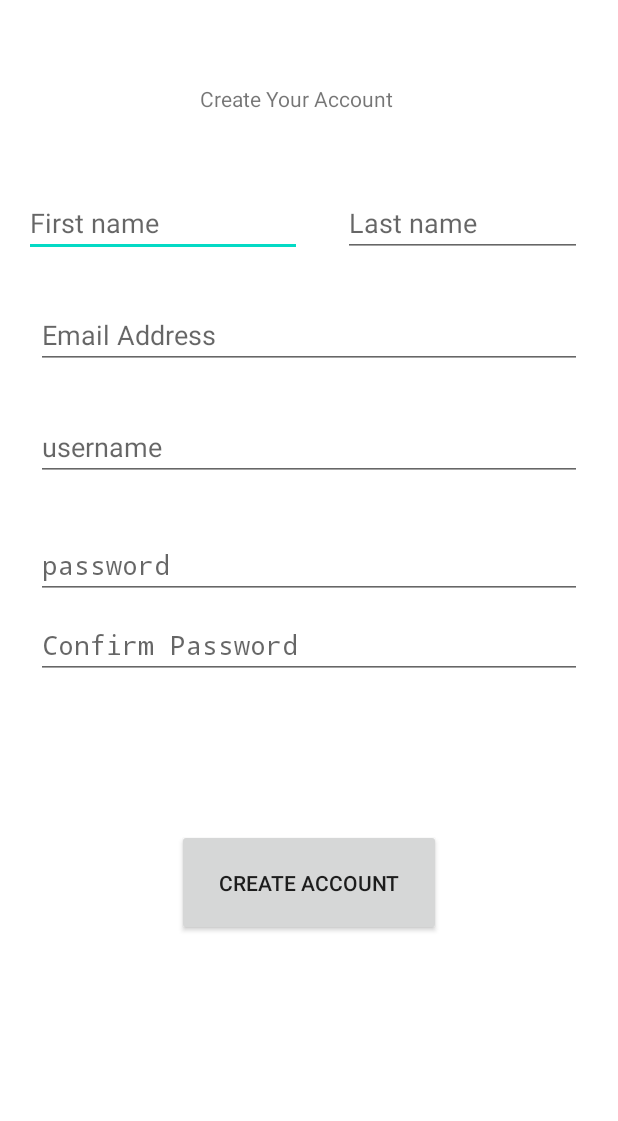
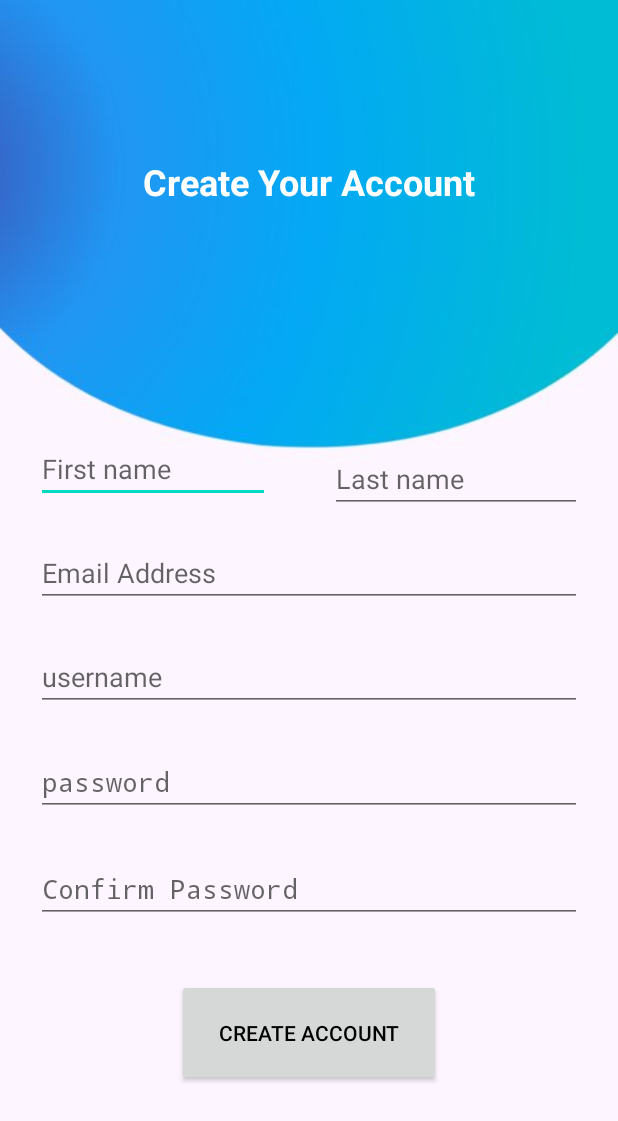
Before and after one commit to jacobspettigrew/AlzRemindersCaretaker, an Android app: the Sign_up screen opened directly, with no data from a screen before it, on a phone screen of 412 x 824 dp. Shown: the top 1121 px of the screen. Run offline under Robolectric (Android 15) with nearby library versions, the phone set to English and light mode, and no system bars; libraries missing offline, so code that uses them is left out: com.parse.

Commit message:
added kiren's ui

```diff
--- a/app/src/main/java/com/Alzreminder_caregiver/MainTask.java
+++ b/app/src/main/java/com/Alzreminder_caregiver/MainTask.java
@@ -13,6 +13,10 @@ import android.widget.ListView;
 import android.widget.Toast;
 
 import androidx.appcompat.app.AppCompatActivity;
+import androidx.lifecycle.Observer;
+import androidx.lifecycle.ViewModelProvider;
+import androidx.lifecycle.ViewModelProviders;
+
 
 import com.parse.FindCallback;
 import com.parse.GetCallback;
@@ -45,6 +49,8 @@ public class MainTask extends AppCompatActivity {
 
         listView = findViewById(R.id.listView);
         addButton = findViewById(R.id.button);
+
+
 
         items = new ArrayList<>();
         itemsAdapter = new ArrayAdapter<>(this, android.R.layout.simple_list_item_1, items);
--- a/app/src/main/java/com/Alzreminder_caregiver/Sign_up.java
+++ b/app/src/main/java/com/Alzreminder_caregiver/Sign_up.java
@@ -42,8 +42,8 @@ public class Sign_up extends  Activity{
                 }
             }
         });
+    }
 
-    }
 
     //need more testing and functinoalities here
     public void onClickedSignedUp(View view){
--- a/app/src/main/res/layout/sign_up.xml
+++ b/app/src/main/res/layout/sign_up.xml
@@ -5,12 +5,16 @@
     xmlns:tools="http://schemas.android.com/tools"
     android:layout_width="match_parent"
     android:layout_height="match_parent"
+    android:background="@drawable/bg1"
     tools:context=".Sign_up">
+
     <EditText
         android:id="@+id/first_name"
-        android:layout_width="185dp"
-        android:layout_height="43dp"
-        android:layout_marginTop="128dp"
+        android:layout_width="0dp"
+        android:layout_height="wrap_content"
+        android:layout_marginStart="24dp"
+        android:layout_marginTop="280dp"
+        android:layout_marginEnd="20dp"
         android:hint="First name"
         android:inputType="text"
         android:selectAllOnFocus="true"
@@ -18,38 +22,36 @@
         app:layout_constraintEnd_toStartOf="@+id/last_name"
         app:layout_constraintHorizontal_bias="0.363"
         app:layout_constraintStart_toStartOf="parent"
-        app:layout_constraintTop_toTopOf="parent"
-        app:layout_constraintVertical_bias="0.0" />
+        app:layout_constraintTop_toTopOf="parent" />
 
-    <EditText
-        android:id="@+id/last_name"
-        android:layout_width="159dp"
-        android:layout_height="43dp"
-        android:layout_marginStart="24dp"
-        android:layout_marginTop="128dp"
-        android:layout_marginEnd="24dp"
-        android:hint="Last name"
-        android:inputType="text"
-        android:selectAllOnFocus="true"
-        app:layout_constraintBottom_toTopOf="@+id/email_address"
+    <TextView
+        android:id="@+id/create_account_text"
+        android:layout_width="wrap_content"
+        android:layout_height="wrap_content"
+        android:layout_marginTop="110dp"
+        android:layout_marginBottom="158dp"
+        android:text="Create Your Account"
+        android:textColor="@color/white"
+        android:textSize="24dp"
+        android:textStyle="bold"
+        app:layout_constraintBottom_toTopOf="@+id/first_name"
         app:layout_constraintEnd_toEndOf="parent"
-        app:layout_constraintHorizontal_bias="1.0"
         app:layout_constraintStart_toStartOf="parent"
-        app:layout_constraintTop_toTopOf="parent"
-        app:layout_constraintVertical_bias="0.0" />
+        app:layout_constraintTop_toTopOf="parent" />
 
     <EditText
         android:id="@+id/email_address"
         android:layout_width="0dp"
         android:layout_height="wrap_content"
         android:layout_marginStart="24dp"
-        android:layout_marginTop="29dp"
+        android:layout_marginTop="14dp"
         android:layout_marginEnd="24dp"
         android:hint="Email Address"
         android:inputType="textEmailAddress"
         android:selectAllOnFocus="true"
+        app:layout_constraintBottom_toTopOf="@+id/username"
         app:layout_constraintEnd_toEndOf="parent"
-        app:layout_constraintHorizontal_bias="1.0"
+        app:layout_constraintHorizontal_bias="0.0"
         app:layout_constraintStart_toStartOf="parent"
         app:layout_constraintTop_toBottomOf="@+id/first_name" />
 
@@ -58,75 +60,90 @@
         android:layout_width="0dp"
         android:layout_height="wrap_content"
         android:layout_marginStart="24dp"
-        android:layout_marginTop="29dp"
+        android:layout_marginTop="14dp"
         android:layout_marginEnd="24dp"
-        android:layout_marginBottom="34dp"
+
         android:hint="username"
         android:inputType="textEmailAddress"
         android:selectAllOnFocus="true"
         app:layout_constraintBottom_toTopOf="@+id/password"
         app:layout_constraintEnd_toEndOf="parent"
-        app:layout_constraintHorizontal_bias="1.0"
+        app:layout_constraintHorizontal_bias="0.0"
         app:layout_constraintStart_toStartOf="parent"
-        app:layout_constraintTop_toBottomOf="@+id/email_address" />
+        app:layout_constraintTop_toBottomOf="@+id/email_address"
+        app:layout_constraintVertical_bias="0.0" />
 
     <EditText
         android:id="@+id/password"
         android:layout_width="0dp"
         android:layout_height="wrap_content"
         android:layout_marginStart="24dp"
-        android:layout_marginTop="108dp"
+        android:layout_marginTop="14dp"
         android:layout_marginEnd="24dp"
+
         android:hint="password"
-
         android:imeOptions="actionDone"
         android:inputType="textPassword"
         android:selectAllOnFocus="true"
+        app:layout_constraintBottom_toTopOf="@+id/password_confirm"
         app:layout_constraintEnd_toEndOf="parent"
-        app:layout_constraintHorizontal_bias="1.0"
+        app:layout_constraintHorizontal_bias="0.0"
         app:layout_constraintStart_toStartOf="parent"
-        app:layout_constraintTop_toBottomOf="@+id/email_address" />
+        app:layout_constraintTop_toBottomOf="@+id/username" />
+
+    <Button
+        android:id="@+id/create_account_btn"
+        android:layout_width="176dp"
+        android:layout_height="71dp"
+        android:layout_marginStart="133dp"
+        android:layout_marginTop="3dp"
+        android:layout_marginEnd="133dp"
+
+        android:layout_marginBottom="90dp"
+        android:onClick="onClickedSignedUp"
+        android:text="CREATE ACCOUNT"
+        android:textColor="@color/black"
+        app:layout_constraintBottom_toBottomOf="parent"
+        app:layout_constraintEnd_toEndOf="parent"
+        app:layout_constraintHorizontal_bias="0.516"
+        app:layout_constraintStart_toStartOf="parent"
+        app:layout_constraintTop_toBottomOf="@+id/password_confirm" />
 
     <EditText
         android:id="@+id/password_confirm"
         android:layout_width="0dp"
         android:layout_height="wrap_content"
         android:layout_marginStart="24dp"
-        android:layout_marginTop="8dp"
+        android:layout_marginTop="16dp"
         android:layout_marginEnd="24dp"
+        android:layout_marginBottom="24dp"
+
         android:hint="Confirm Password"
-
         android:imeOptions="actionDone"
         android:inputType="textPassword"
         android:selectAllOnFocus="true"
+        app:layout_constraintBottom_toTopOf="@+id/create_account_btn"
         app:layout_constraintEnd_toEndOf="parent"
-        app:layout_constraintHorizontal_bias="1.0"
+        app:layout_constraintHorizontal_bias="0.0"
         app:layout_constraintStart_toStartOf="parent"
         app:layout_constraintTop_toBottomOf="@+id/password" />
 
-    <TextView
-        android:id="@+id/create_account_text"
-        android:layout_width="145dp"
-        android:layout_height="26dp"
-        android:layout_marginTop="56dp"
-        android:text="Create Your Account"
+    <EditText
+        android:id="@+id/last_name"
+        android:layout_width="168dp"
+        android:layout_height="wrap_content"
+
+        android:layout_marginStart="20dp"
+        android:layout_marginTop="280dp"
+        android:layout_marginEnd="24dp"
+        android:layout_marginBottom="14dp"
+        android:hint="Last name"
+        android:inputType="text"
+        android:selectAllOnFocus="true"
+        app:layout_constraintBottom_toTopOf="@+id/email_address"
         app:layout_constraintEnd_toEndOf="parent"
-        app:layout_constraintStart_toStartOf="parent"
-        app:layout_constraintTop_toTopOf="parent" />
-
-    <Button
-        android:id="@+id/create_account_btn"
-        android:layout_width="176dp"
-        android:layout_height="71dp"
-        android:layout_marginStart="133dp"
-        android:layout_marginTop="55dp"
-        android:layout_marginEnd="133dp"
-        android:layout_marginBottom="155dp"
-        android:onClick="onClickedSignedUp"
-        android:text="CREATE ACCOUNT"
-        app:layout_constraintBottom_toBottomOf="parent"
-        app:layout_constraintEnd_toEndOf="parent"
-        app:layout_constraintStart_toStartOf="parent"
-        app:layout_constraintTop_toBottomOf="@+id/password_confirm" />
+        app:layout_constraintStart_toEndOf="@+id/first_name"
+        app:layout_constraintTop_toTopOf="parent"
+        app:layout_constraintVertical_bias="0.812" />
 
 </androidx.constraintlayout.widget.ConstraintLayout>
--- a/app/src/main/res/layout/tasks_jacob.xml
+++ b/app/src/main/res/layout/tasks_jacob.xml
@@ -43,6 +43,7 @@
         app:layout_constraintStart_toStartOf="parent"
         app:layout_constraintTop_toBottomOf="@+id/editTextTextPersonName" />
 
+
     <LinearLayout
         android:layout_width="wrap_content"
         android:layout_height="664dp"
@@ -57,9 +58,12 @@
         app:layout_constraintStart_toStartOf="parent"
         app:layout_constraintTop_toBottomOf="@+id/divider">
 
+
         <ListView
             android:id="@+id/listView"
             android:layout_width="match_parent"
             android:layout_height="match_parent" />
+
+
     </LinearLayout>
 </androidx.constraintlayout.widget.ConstraintLayout>
```
Also changed, not shown: app/build.gradle (+18 -0 lines), app/src/main/res/layout/activity_main.xml (+29 -16 lines), app/src/main/res/layout/caregiver_set_id.xml (+22 -3 lines), app/src/main/res/drawable/app_icon.png (added).
